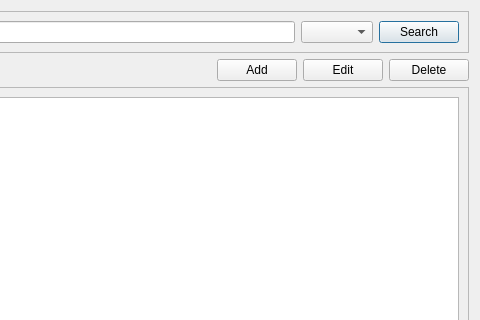
Gadheyan/DigiBill, file client_table_view.ui: the form before one commit; both pictures show x 154 to 634 and y 0 to 320 of the 634 by 491 pixel window.
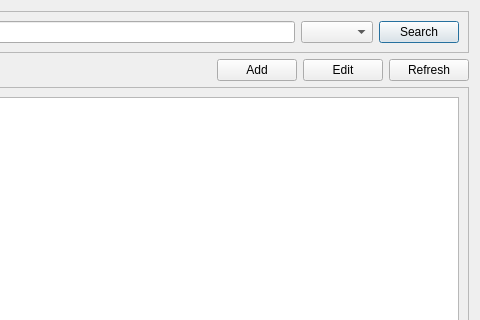
The form after the commit.

The edit to the form file:
```diff
--- a/client_table_view.ui
+++ b/client_table_view.ui
@@ -97,7 +97,7 @@
        <item>
         <widget class="QPushButton" name="delete_client">
          <property name="text">
-          <string>Delete</string>
+          <string>Refresh</string>
          </property>
         </widget>
        </item>
```
